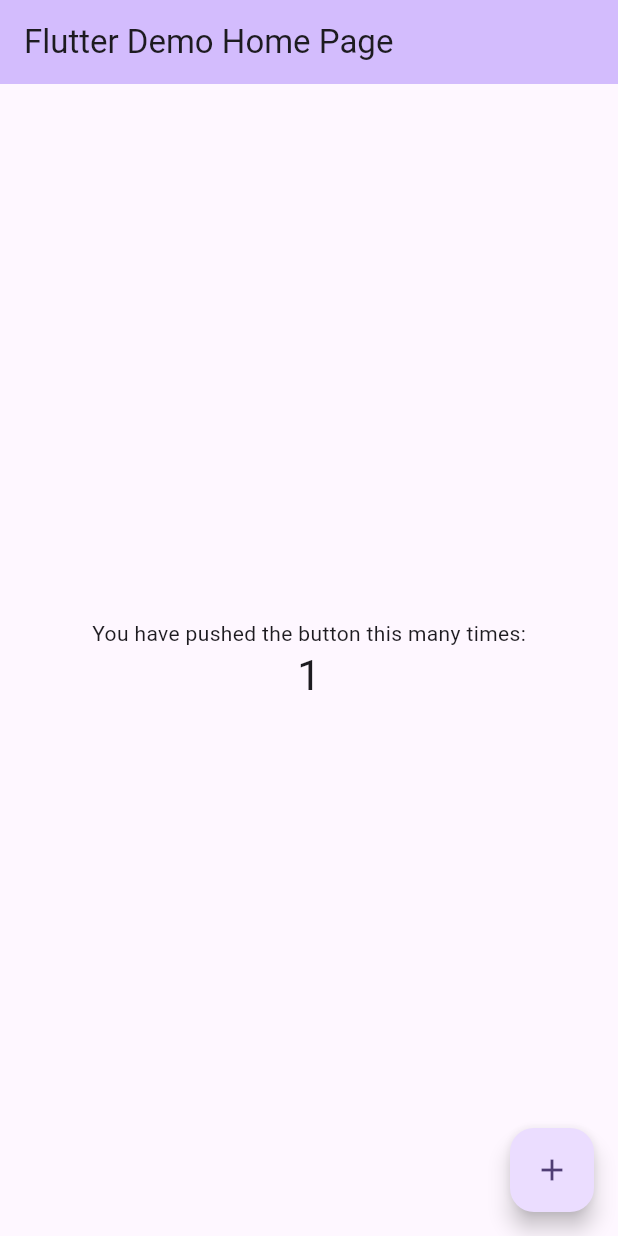
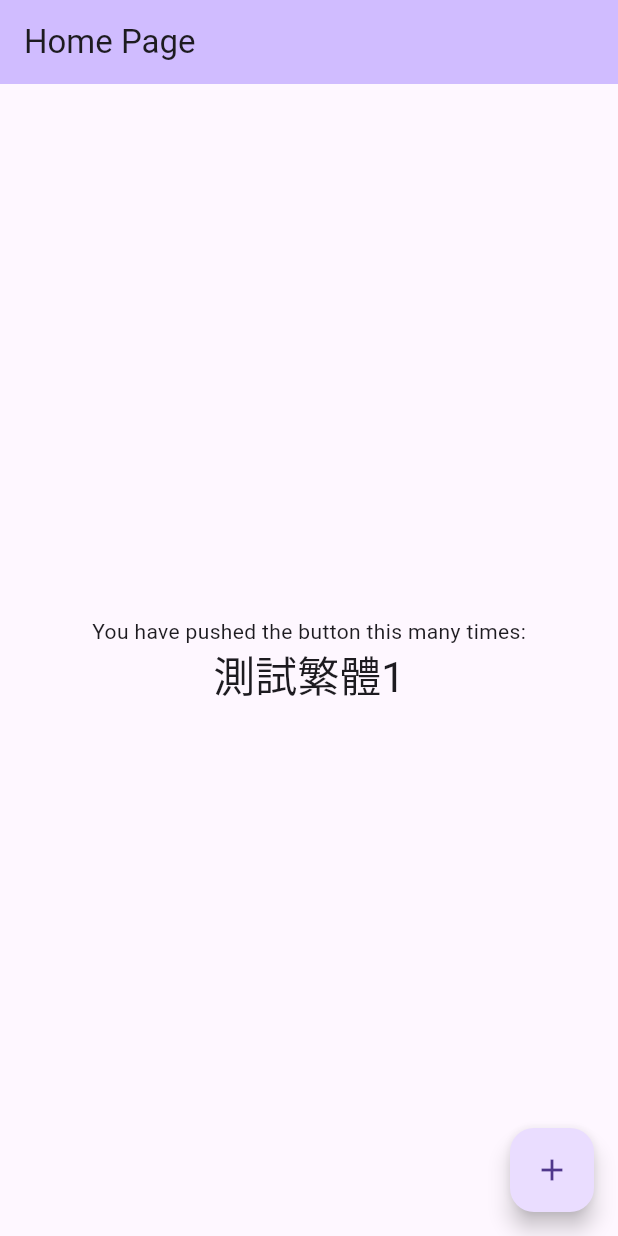
Before and after one commit to Lincelot/flutter_practice_i18n, a Flutter app: the screen it shows after launch, after a tap on the "add" icon, on a phone screen of 412 x 824 dp. Run offline on Flutter 3.47's test engine with Material 3 defaults, Android fonts, the phone set to English and light mode, and no system bars; our stand-ins replace get.

Commit message:
TEST - 加入測試資料
(cherry picked from commit adf00b0608aa3e18ae3823b89bbf3bbad85882f5)

```diff
--- a/assets/app1/en_US.json
+++ b/assets/app1/en_US.json
@@ -1,3 +1,3 @@
 {
-
+  "test" : "測試英文{{key}}"
 }
--- a/assets/app1/ja_JP.json
+++ b/assets/app1/ja_JP.json
@@ -1,3 +1,3 @@
 {
-
+  "test" : "測試日文{{key}}"
 }
--- a/assets/app1/ko_KR.json
+++ b/assets/app1/ko_KR.json
@@ -1,3 +1,3 @@
 {
-
+  "test" : "測試韓文{{key}}"
 }
--- a/assets/app1/zh_Hans.json
+++ b/assets/app1/zh_Hans.json
@@ -1,3 +1,3 @@
 {
-
+  "test" : "測試簡體{{key}}"
 }
--- a/assets/app1/zh_Hant.json
+++ b/assets/app1/zh_Hant.json
@@ -1,3 +1,3 @@
 {
-
+  "test" : "測試繁體{{key}}"
 }
--- a/example/lib/main.dart
+++ b/example/lib/main.dart
@@ -1,52 +1,34 @@
+import 'dart:developer';
+
 import 'package:flutter/material.dart';
+import 'package:flutter_practice_i18n/extension/trans_extension.dart';
+import 'package:flutter_practice_i18n/i18n/app1_translation_service.dart';
+import 'package:get/get.dart';
 
-void main() {
+Future<void> main() async {
+  WidgetsFlutterBinding.ensureInitialized();
+  await App1TranslationService.init();
+  log('jsonString : ${App1TranslationService.getInstance().keys}');
   runApp(const MyApp());
 }
 
 class MyApp extends StatelessWidget {
   const MyApp({super.key});
 
-  // This widget is the root of your application.
   @override
   Widget build(BuildContext context) {
-    return MaterialApp(
-      title: 'Flutter Demo',
-      theme: ThemeData(
-        // This is the theme of your application.
-        //
-        // TRY THIS: Try running your application with "flutter run". You'll see
-        // the application has a blue toolbar. Then, without quitting the app,
-        // try changing the seedColor in the colorScheme below to Colors.green
-        // and then invoke "hot reload" (save your changes or press the "hot
-        // reload" button in a Flutter-supported IDE, or press "r" if you used
-        // the command line to start the app).
-        //
-        // Notice that the counter didn't reset back to zero; the application
-        // state is not lost during the reload. To reset the state, use hot
-        // restart instead.
-        //
-        // This works for code too, not just values: Most code changes can be
-        // tested with just a hot reload.
-        colorScheme: ColorScheme.fromSeed(seedColor: Colors.deepPurple),
-        useMaterial3: true,
-      ),
-      home: const MyHomePage(title: 'Flutter Demo Home Page'),
-    );
+    return GetMaterialApp(
+        home: const MyHomePage(title: 'Home Page'),
+        debugShowCheckedModeBanner: false,
+        showSemanticsDebugger: false,
+        locale: App1TranslationService.getInstance().locale,
+        fallbackLocale: App1TranslationService.getInstance().fallbackLocale,
+        translations: App1TranslationService.getInstance());
   }
 }
 
 class MyHomePage extends StatefulWidget {
   const MyHomePage({super.key, required this.title});
-
-  // This widget is the home page of your application. It is stateful, meaning
-  // that it has a State object (defined below) that contains fields that affect
-  // how it looks.
-
-  // This class is the configuration for the state. It holds the values (in this
-  // case the title) provided by the parent (in this case the App widget) and
-  // used by the build method of the State. Fields in a Widget subclass are
-  // always marked "final".
 
   final String title;
 
@@ -59,57 +41,26 @@ class _MyHomePageState extends State<MyHomePage> {
 
   void _incrementCounter() {
     setState(() {
-      // This call to setState tells the Flutter framework that something has
-      // changed in this State, which causes it to rerun the build method below
-      // so that the display can reflect the updated values. If we changed
-      // _counter without calling setState(), then the build method would not be
-      // called again, and so nothing would appear to happen.
       _counter++;
     });
   }
 
   @override
   Widget build(BuildContext context) {
-    // This method is rerun every time setState is called, for instance as done
-    // by the _incrementCounter method above.
-    //
-    // The Flutter framework has been optimized to make rerunning build methods
-    // fast, so that you can just rebuild anything that needs updating rather
-    // than having to individually change instances of widgets.
     return Scaffold(
       appBar: AppBar(
-        // TRY THIS: Try changing the color here to a specific color (to
-        // Colors.amber, perhaps?) and trigger a hot reload to see the AppBar
-        // change color while the other colors stay the same.
         backgroundColor: Theme.of(context).colorScheme.inversePrimary,
-        // Here we take the value from the MyHomePage object that was created by
-        // the App.build method, and use it to set our appbar title.
         title: Text(widget.title),
       ),
       body: Center(
-        // Center is a layout widget. It takes a single child and positions it
-        // in the middle of the parent.
         child: Column(
-          // Column is also a layout widget. It takes a list of children and
-          // arranges them vertically. By default, it sizes itself to fit its
-          // children horizontally, and tries to be as tall as its parent.
-          //
-          // Column has various properties to control how it sizes itself and
-          // how it positions its children. Here we use mainAxisAlignment to
-          // center the children vertically; the main axis here is the vertical
-          // axis because Columns are vertical (the cross axis would be
-          // horizontal).
-          //
-          // TRY THIS: Invoke "debug painting" (choose the "Toggle Debug Paint"
-          // action in the IDE, or press "p" in the console), to see the
-          // wireframe for each widget.
           mainAxisAlignment: MainAxisAlignment.center,
           children: <Widget>[
             const Text(
               'You have pushed the button this many times:',
             ),
             Text(
-              '$_counter',
+              'test'.transParams({'key': '$_counter'}),
               style: Theme.of(context).textTheme.headlineMedium,
             ),
           ],
--- a/example/pubspec.yaml
+++ b/example/pubspec.yaml
@@ -35,6 +35,10 @@ dependencies:
   # The following adds the Cupertino Icons font to your application.
   # Use with the CupertinoIcons class for iOS style icons.
   cupertino_icons: ^1.0.2
+
+  get:
+  flutter_practice_i18n:
+    path: ../
 
 dev_dependencies:
   flutter_test:
```
Also changed, not shown: example/pubspec.lock.
